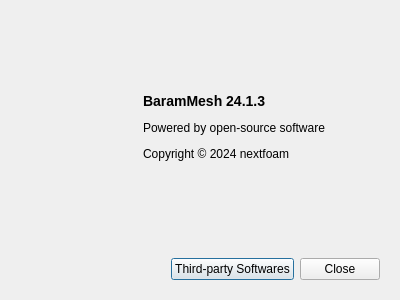
Old version of the form baramMesh/view/menu/help/about_dialog.ui in the repository nextfoam/baram.
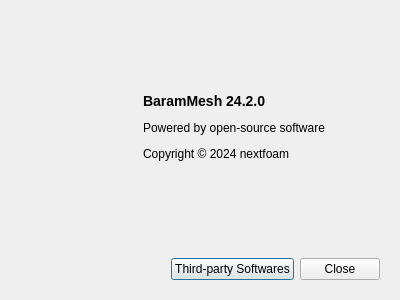
New version of the form.

```diff
--- a/baramMesh/view/menu/help/about_dialog.ui
+++ b/baramMesh/view/menu/help/about_dialog.ui
@@ -90,7 +90,7 @@
          </sizepolicy>
         </property>
         <property name="text">
-         <string>&lt;p&gt;&lt;b&gt;&lt;font size=&quot;4&quot;&gt;BaramMesh 24.1.3&lt;/font&gt;&lt;/b&gt;&lt;/p&gt;
+         <string>&lt;p&gt;&lt;b&gt;&lt;font size=&quot;4&quot;&gt;BaramMesh 24.2.0&lt;/font&gt;&lt;/b&gt;&lt;/p&gt;
 
 &lt;p&gt;Powered by open-source software&lt;/p&gt;
 
```
